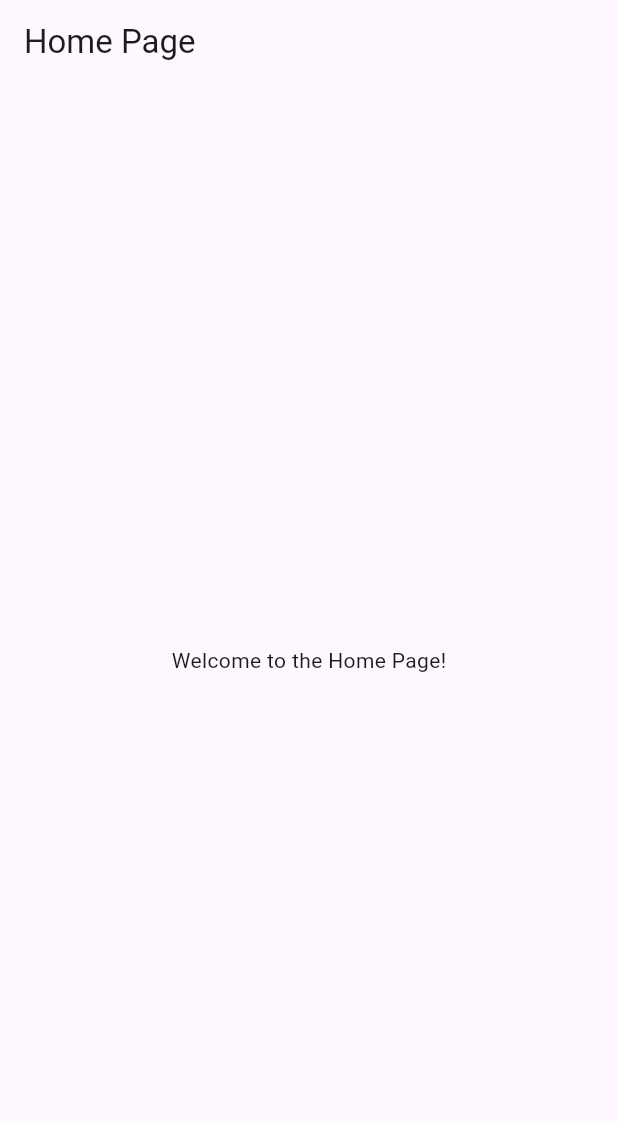
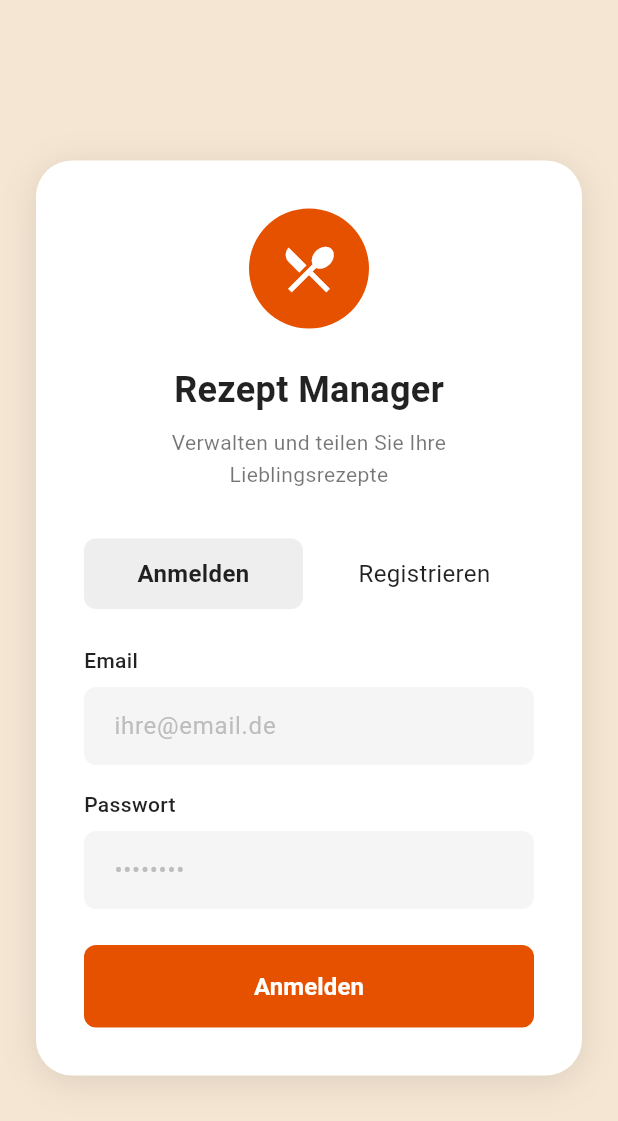
Before and after one commit to DongmoA/kochrezepte-app-ngamga, a Flutter app: the screen it shows after launch, on a phone screen of 412 x 824 dp. Shown: the top 1121 px of the screen. Run offline on Flutter 3.47's test engine with Material 3 defaults, Android fonts, the light colour scheme and no system bars; our stand-ins replace supabase_flutter; accounts and stored records are empty.

Commit message:
login/signUp pages mit .env beispiel

```diff
--- a/lib/main.dart
+++ b/lib/main.dart
@@ -1,28 +1,24 @@
 import 'package:flutter/material.dart';
-import 'package:kochrezepte_app/pages/home/home.dart';
-import 'package:kochrezepte_app/supabase/auth_service.dart';
-import 'package:kochrezepte_app/supabase/supabase_client.dart';
+import 'pages/register_page.dart';
+import 'pages/login_page.dart';
 
-Future<void> main()  async {
-  WidgetsFlutterBinding.ensureInitialized();
-  await SupabaseClientManager.initialize();
-  // Test
-  final authService = AuthService();
-  await authService.printUsers();
-
+void main() {
   runApp(const MyApp());
 }
 
 class MyApp extends StatelessWidget {
   const MyApp({super.key});
 
-  // This widget is the root of your application.
   @override
   Widget build(BuildContext context) {
     return MaterialApp(
-      title: 'Korezept App',
+      title: 'Rezept Manager',
+      theme: ThemeData(
+        colorScheme: ColorScheme.fromSeed(seedColor: const Color(0xFFE65100)),
+        useMaterial3: true,
+      ),
+      home: const LoginPage(),
       debugShowCheckedModeBanner: false,
-      home: HomePage(),
     );
   }
 }
--- /dev/null
+++ b/lib/pages/login_page.dart
@@ -0,0 +1,245 @@
+import 'package:flutter/material.dart';
+ import 'register_page.dart';
+
+class LoginPage extends StatefulWidget {
+  const LoginPage({super.key});
+
+  @override
+  State<LoginPage> createState() => _LoginPageState();
+}
+
+class _LoginPageState extends State<LoginPage> {
+  final TextEditingController _emailController = TextEditingController();
+  final TextEditingController _passwordController = TextEditingController();
+
+  @override
+  void dispose() {
+    _emailController.dispose();
+    _passwordController.dispose();
+    super.dispose();
+  }
+
+  @override
+  Widget build(BuildContext context) {
+    return Scaffold(
+      backgroundColor: const Color(0xFFF5E6D3),
+      body: SafeArea(
+        child: Center(
+          child: SingleChildScrollView(
+            padding: const EdgeInsets.all(24.0),
+            child: Container(
+              constraints: const BoxConstraints(maxWidth: 400),
+              padding: const EdgeInsets.all(32.0),
+              decoration: BoxDecoration(
+                color: Colors.white,
+                borderRadius: BorderRadius.circular(24),
+                boxShadow: [
+                  BoxShadow(
+                    color: Colors.black.withOpacity(0.1),
+                    blurRadius: 20,
+                    offset: const Offset(0, 4),
+                  ),
+                ],
+              ),
+              child: Column(
+                mainAxisSize: MainAxisSize.min,
+                children: [
+                  // Logo
+                  Container(
+                    width: 80,
+                    height: 80,
+                    decoration: BoxDecoration(
+                      color: const Color(0xFFE65100),
+                      shape: BoxShape.circle,
+                    ),
+                    child: const Icon(
+                      Icons.restaurant_menu,
+                      color: Colors.white,
+                      size: 40,
+                    ),
+                  ),
+                  const SizedBox(height: 24),
+
+                  // Title
+                  const Text(
+                    'Rezept Manager',
+                    style: TextStyle(
+                      fontSize: 24,
+                      fontWeight: FontWeight.bold,
+                      color: Colors.black87,
+                    ),
+                  ),
+                  const SizedBox(height: 8),
+
+                  // Subtitle
+                  const Text(
+                    'Verwalten und teilen Sie Ihre\nLieblingsrezepte',
+                    textAlign: TextAlign.center,
+                    style: TextStyle(
+                      fontSize: 14,
+                      color: Colors.black54,
+                      height: 1.5,
+                    ),
+                  ),
+                  const SizedBox(height: 32),
+
+                  // Toggle buttons
+                  Row(
+                    children: [
+                      Expanded(
+                        child: Container(
+                          padding: const EdgeInsets.symmetric(vertical: 12),
+                          decoration: BoxDecoration(
+                            color: Colors.grey[200],
+                            borderRadius: BorderRadius.circular(8),
+                          ),
+                          child: const Text(
+                            'Anmelden',
+                            textAlign: TextAlign.center,
+                            style: TextStyle(
+                              fontSize: 16,
+                              fontWeight: FontWeight.w600,
+                              color: Colors.black87,
+                            ),
+                          ),
+                        ),
+                      ),
+                      const SizedBox(width: 8),
+                      Expanded(
+                        child: GestureDetector(
+                          onTap: () {
+                             Navigator.push(
+                               context,
+                              MaterialPageRoute(
+                                 builder: (context) => const RegisterPage(),
+                          ),
+                             );
+                          },
+                          child: Container(
+                            padding: const EdgeInsets.symmetric(vertical: 12),
+                            decoration: BoxDecoration(
+                              color: Colors.transparent,
+                              borderRadius: BorderRadius.circular(8),
+                            ),
+                            child: const Text(
+                              'Registrieren',
+                              textAlign: TextAlign.center,
+                              style: TextStyle(
+                                fontSize: 16,
+                                fontWeight: FontWeight.normal,
+                                color: Colors.black87,
+                              ),
+                            ),
+                          ),
+                        ),
+                      ),
+                    ],
+                  ),
+                  const SizedBox(height: 24),
+
+                  // Email field
+                  Column(
+                    crossAxisAlignment: CrossAxisAlignment.start,
+                    children: [
+                      const Text(
+                        'Email',
+                        style: TextStyle(
+                          fontSize: 14,
+                          fontWeight: FontWeight.w500,
+                          color: Colors.black87,
+                        ),
+                      ),
+                      const SizedBox(height: 8),
+                      TextField(
+                        controller: _emailController,
+                        keyboardType: TextInputType.emailAddress,
+                        decoration: InputDecoration(
+                          hintText: 'ihre@email.de',
+                          hintStyle: TextStyle(color: Colors.grey[400]),
+                          filled: true,
+                          fillColor: Colors.grey[100],
+                          border: OutlineInputBorder(
+                            borderRadius: BorderRadius.circular(8),
+                            borderSide: BorderSide.none,
+                          ),
+                          contentPadding: const EdgeInsets.symmetric(
+                            horizontal: 16,
+                            vertical: 14,
+                          ),
+                        ),
+                      ),
+                    ],
+                  ),
+                  const SizedBox(height: 16),
+
+                  // Password field
+                  Column(
+                    crossAxisAlignment: CrossAxisAlignment.start,
+                    children: [
+                      const Text(
+                        'Passwort',
+                        style: TextStyle(
+                          fontSize: 14,
+                          fontWeight: FontWeight.w500,
+                          color: Colors.black87,
+                        ),
+                      ),
+                      const SizedBox(height: 8),
+                      TextField(
+                        controller: _passwordController,
+                        obscureText: true,
+                        decoration: InputDecoration(
+                          hintText: '••••••••',
+                          hintStyle: TextStyle(color: Colors.grey[400]),
+                          filled: true,
+                          fillColor: Colors.grey[100],
+                          border: OutlineInputBorder(
+                            borderRadius: BorderRadius.circular(8),
+                            borderSide: BorderSide.none,
+                          ),
+                          contentPadding: const EdgeInsets.symmetric(
+                            horizontal: 16,
+                            vertical: 14,
+                          ),
+                        ),
+                      ),
+                    ],
+                  ),
+                  const SizedBox(height: 24),
+
+                  // Login button
+                  SizedBox(
+                    width: double.infinity,
+                    child: ElevatedButton(
+                      onPressed: () {
+                        // TODO: Implement login/register logic
+                        print('Email: ${_emailController.text}');
+                        print('Password: ${_passwordController.text}');
+                      },
+                      style: ElevatedButton.styleFrom(
+                        backgroundColor: const Color(0xFFE65100),
+                        foregroundColor: Colors.white,
+                        padding: const EdgeInsets.symmetric(vertical: 16),
+                        shape: RoundedRectangleBorder(
+                          borderRadius: BorderRadius.circular(8),
+                        ),
+                        elevation: 0,
+                      ),
+                      child: Text(
+                        'Anmelden',
+                        style: const TextStyle(
+                          fontSize: 16,
+                          fontWeight: FontWeight.w600,
+                        ),
+                      ),
+                    ),
+                  ),
+                ],
+              ),
+            ),
+          ),
+        ),
+      ),
+    );
+  }
+}
```
Also changed, not shown: lib/pages/register_page.dart (added, +431 -0 lines), lib/supabase/auth_service.dart (+9 -8 lines), lib/pages/home.dart (renamed from lib/pages/home/home.dart), 1 other file.
